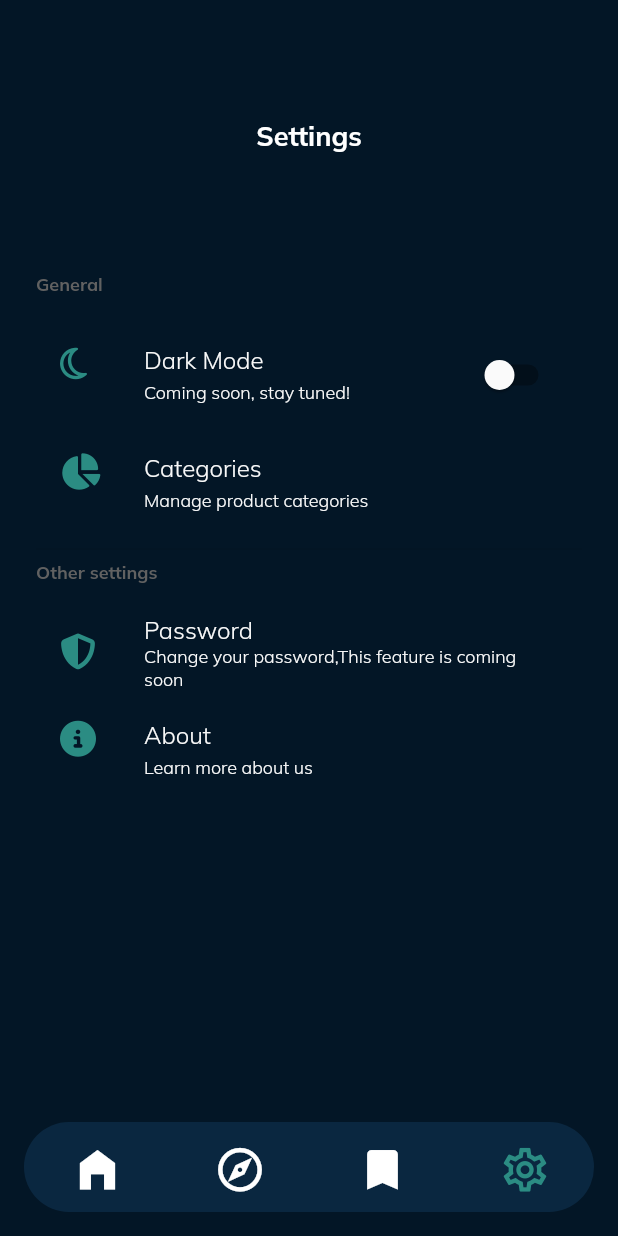
After one commit to CaMiMtoto/flutter-movie, a Flutter app: the screen it shows after launch, item 4 of the bottom bar chosen, on a phone screen of 412 x 824 dp. The commit adds this screen. Run offline on Flutter 3.47's test engine with Material 2 defaults, Android fonts, the phone set to English and light mode, and no system bars; our stand-ins replace cached_network_image, carousel_slider, font_awesome_flutter; missing offline and left inert: debounce_throttle; network calls fail.

Commit message:
Rfactor UI

```diff
--- /dev/null
+++ b/lib/colors.dart
@@ -0,0 +1,7 @@
+import 'package:flutter/material.dart';
+
+const Color backgroundColor = Color(0xFF031626);
+const Color primaryColor = Color(0xFF2B8C83);
+const Color secondaryColor = Color(0xFF0A2740);
+const Color accentColor = Color(0xFFF24452);
+const Color textColor = Color(0xFFF9F9F9);
--- a/lib/main.dart
+++ b/lib/main.dart
@@ -1,7 +1,9 @@
-
+import 'package:flutter/cupertino.dart';
 import 'package:flutter/material.dart';
 import 'package:flutter_movie/screens/Discover.dart';
+import 'package:flutter_movie/screens/settings.dart';
 
+import 'colors.dart';
 import 'screens/Home.dart';
 
 void main() {
@@ -18,12 +20,44 @@ class MyApp extends StatelessWidget {
       title: 'Movie',
       theme: ThemeData(
         fontFamily: 'Mulish',
-        primarySwatch: Colors.green,
+        scaffoldBackgroundColor: backgroundColor,
+        appBarTheme: const AppBarTheme(
+          backgroundColor: backgroundColor,
+          elevation: 0,
+          centerTitle: true,
+          titleTextStyle: TextStyle(
+            color: primaryColor,
+            fontWeight: FontWeight.w900,
+          ),
+        ),
         textTheme: const TextTheme(
-          bodyText1: TextStyle(color: Colors.white),
-          bodyText2: TextStyle(color: Colors.white),
+          bodyLarge: TextStyle(color: Colors.white),
+          bodyMedium: TextStyle(color: Colors.white),
         ),
-        backgroundColor: Colors.black,
+        primaryColor: primaryColor,
+        listTileTheme:  const ListTileThemeData(
+          selectedColor: primaryColor,
+          selectedTileColor: backgroundColor,
+          textColor: textColor,
+          iconColor: primaryColor,
+        ),
+        colorScheme: const ColorScheme.light(
+          primary: primaryColor,
+          secondary: secondaryColor,
+          onPrimary: Colors.white,
+          onSecondary: Colors.white,
+        ),
+        progressIndicatorTheme: const ProgressIndicatorThemeData(
+          color: accentColor,
+        ),
+        elevatedButtonTheme: ElevatedButtonThemeData(
+          style: ElevatedButton.styleFrom(
+            backgroundColor: accentColor,
+            shape: RoundedRectangleBorder(
+              borderRadius: BorderRadius.circular(30),
+            ),
+          ),
+        ),
       ),
       home: const MyHomePage(title: 'Movies'),
     );
@@ -44,15 +78,14 @@ class _MyHomePageState extends State<MyHomePage> {
 
   final pages = [
     const Home(),
-     Discover(),
+    Discover(),
     const Home(),
-    const Home(),
+    const Settings(),
   ];
 
   @override
   Widget build(BuildContext context) {
     return Scaffold(
-      backgroundColor: Colors.black,
       body: pages[pageIndex],
       bottomNavigationBar: buildMyNavBar(context),
       // This trailing comma makes auto-formatting nicer for build methods.
@@ -71,7 +104,7 @@ class _MyHomePageState extends State<MyHomePage> {
       margin: const EdgeInsets.only(bottom: 16, left: 16, right: 16),
       padding: const EdgeInsets.all(0),
       decoration: BoxDecoration(
-        color: Colors.grey.shade900,
+        color: secondaryColor,
         borderRadius: BorderRadius.circular(30),
       ),
       child: Row(
--- a/lib/models/Movie.dart
+++ b/lib/models/Movie.dart
@@ -46,7 +46,7 @@ class Movie {
       overview: json['overview'],
       posterPath: json['poster_path'],
       backdropPath: json['backdrop_path'],
-      popularity: json['popularity'],
+      popularity: double.parse(json['popularity'].toString()),
       releaseDate: json['release_date'],
       voteAverage: double.parse(json['vote_average'].toString()),
       voteCount: json['vote_count'] as int,
--- /dev/null
+++ b/lib/screens/settings.dart
@@ -0,0 +1,171 @@
+import 'package:flutter/material.dart';
+import 'package:flutter_movie/colors.dart';
+import 'package:font_awesome_flutter/font_awesome_flutter.dart';
+
+import 'Home.dart';
+
+class Settings extends StatefulWidget {
+  const Settings({Key? key}) : super(key: key);
+
+  @override
+  State<Settings> createState() => _SettingsState();
+}
+
+class _SettingsState extends State<Settings>
+    with SingleTickerProviderStateMixin {
+  late AnimationController _controller;
+
+  @override
+  void initState() {
+    super.initState();
+    _controller = AnimationController(vsync: this);
+  }
+
+  @override
+  void dispose() {
+    _controller.dispose();
+    super.dispose();
+  }
+
+  @override
+  Widget build(BuildContext context) {
+    var localTheme = Theme.of(context).colorScheme;
+    return Scaffold(
+      body: SingleChildScrollView(
+        child: Padding(
+          padding: const EdgeInsets.all(16.0),
+          child: Column(
+            children: [
+              SizedBox(
+                width: MediaQuery.of(context).size.width,
+                height: 150,
+                child: Center(
+                  child: Text(
+                    'Settings',
+                    style: Theme.of(context).textTheme.displaySmall?.copyWith(
+                        color: Colors.white,
+                        fontWeight: FontWeight.bold,
+                        fontSize: 18),
+                  ),
+                ),
+              ),
+              Container(
+                decoration: const BoxDecoration(
+                  borderRadius: BorderRadius.only(
+                    topLeft: Radius.circular(20),
+                    topRight: Radius.circular(20),
+                  ),
+                ),
+                child: Padding(
+                  padding:
+                      const EdgeInsets.symmetric(horizontal: 8, vertical: 16),
+                  child: Column(
+                    crossAxisAlignment: CrossAxisAlignment.start,
+                    children: [
+                      // create a ListTile with an avatar of logged in user , username and email ,and logout button
+
+                      SizedBox(
+                        height: 32,
+                        child: Text(
+                          "General",
+                          style: TextStyle(
+                            color: Colors.grey.shade700,
+                            fontSize: 12,
+                            fontWeight: FontWeight.bold,
+                          ),
+                        ),
+                      ),
+
+
+                      ListTile(
+                        leading: const FaIcon(
+                          FontAwesomeIcons.moon,
+                        ),
+                        title: const Text('Dark Mode'),
+                        subtitle: const Text(
+                          'Coming soon, stay tuned!',
+                          style: TextStyle(fontSize: 12),
+                        ),
+                        trailing: Switch(
+                          value: false,
+                          onChanged: (bool value) {
+                            // TODO implement dark mode toggle
+                          },
+                        ),
+                      ),
+
+                      ListTile(
+                        onTap: () {
+                          Navigator.of(context).push(
+                              MaterialPageRoute(builder: (context) => const Home()));
+                        },
+                        leading: const FaIcon(
+                          FontAwesomeIcons.chartPie,
+                        ),
+                        title: const Text('Categories'),
+                        subtitle: const Text(
+                          'Manage product categories',
+                          style: TextStyle(fontSize: 12),
+                        ),
+                      ),
+
+                      const Divider(),
+                      SizedBox(
+                        height: 32,
+                        child: Text(
+                          "Other settings",
+                          style: TextStyle(
+                            color: Colors.grey.shade700,
+                            fontSize: 12,
+                            fontWeight: FontWeight.bold,
+                          ),
+                        ),
+                      ),
+/*
+                      ListTile(
+                        leading: FaIcon(
+                          FontAwesomeIcons.lock,
+                          color: primaryColor,
+                        ),
+                        title: const Text('Security'),
+                        subtitle: const Text(
+                          'Protect your account with fingerprint',
+                          style: TextStyle(fontSize: 12),
+                        ),
+                      ),*/
+
+                      const ListTile(
+                        leading: FaIcon(
+                          FontAwesomeIcons.shieldHalved,
+                        ),
+                        title: Text('Password'),
+                        subtitle: Text(
+                          'Change your password,This feature is coming soon',
+                          style: TextStyle(fontSize: 12),
+                        ),
+                      ),
+                      ListTile(
+                        leading: const FaIcon(
+                          FontAwesomeIcons.circleInfo,
+                        ),
+                        title: const Text('About'),
+                        onTap: () {
+                          Navigator.of(context).push(MaterialPageRoute(
+                              builder: (context) => const Home()));
+                        },
+                        subtitle: const Text(
+                          'Learn more about us',
+                          style: TextStyle(fontSize: 12),
+                        ),
+                      ),
+                    ],
+                  ),
+                ),
+              ),
+            ],
+          ),
+        ),
+      ),
+    );
+  }
+}
--- a/pubspec.yaml
+++ b/pubspec.yaml
@@ -42,6 +42,7 @@ dependencies:
   url_launcher: ^6.1.5
   debounce_throttle: ^2.0.0
   google_fonts: ^3.0.1
+  font_awesome_flutter: ^10.4.0
 
 dev_dependencies:
   flutter_test:
```
Also changed, not shown: lib/screens/Discover.dart (+4 -3 lines), lib/screens/Home.dart (+5 -4 lines), lib/screens/MovieDetail.dart (+27 -21 lines), lib/screens/Search.dart (+6 -3 lines), pubspec.lock.
